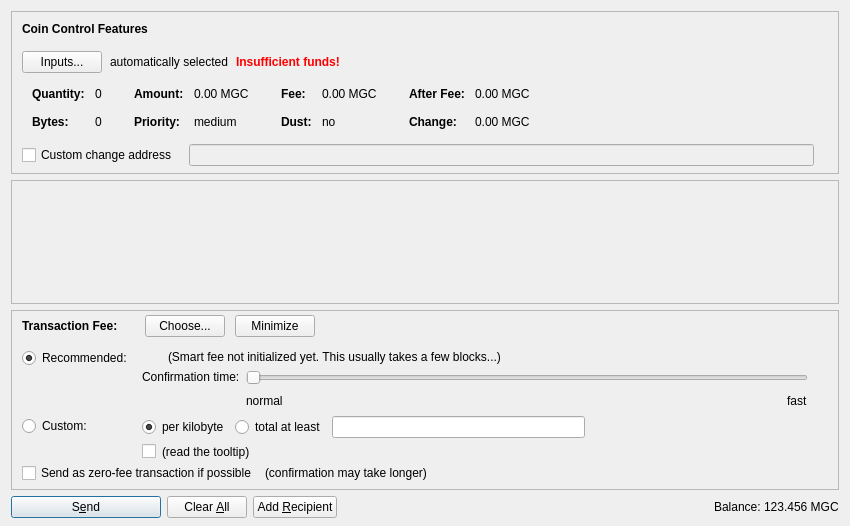
The window that src/qt/forms/sendcoinsdialog.ui (MassGrid/MassGrid) describes before a commit, drawn with Qt 5.
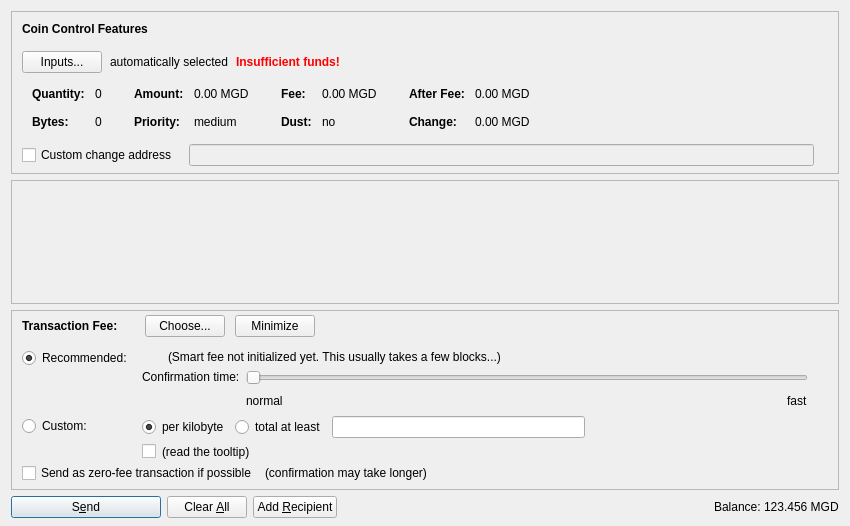
The same window after the commit. Icons and pictures are not drawn. Custom widgets are drawn as their Qt base class.

What changed in the file:
```diff
--- a/src/qt/forms/sendcoinsdialog.ui
+++ b/src/qt/forms/sendcoinsdialog.ui
@@ -324,7 +324,7 @@
                   <enum>Qt::ActionsContextMenu</enum>
                  </property>
                  <property name="text">
-                  <string notr="true">0.00 MGC</string>
+                  <string notr="true">0.00 MGD</string>
                  </property>
                  <property name="textInteractionFlags">
                   <set>Qt::LinksAccessibleByMouse|Qt::TextSelectableByKeyboard|Qt::TextSelectableByMouse</set>
@@ -404,7 +404,7 @@
                   <enum>Qt::ActionsContextMenu</enum>
                  </property>
                  <property name="text">
-                  <string notr="true">0.00 MGC</string>
+                  <string notr="true">0.00 MGD</string>
                  </property>
                  <property name="textInteractionFlags">
                   <set>Qt::LinksAccessibleByMouse|Qt::TextSelectableByKeyboard|Qt::TextSelectableByMouse</set>
@@ -484,7 +484,7 @@
                   <enum>Qt::ActionsContextMenu</enum>
                  </property>
                  <property name="text">
-                  <string notr="true">0.00 MGC</string>
+                  <string notr="true">0.00 MGD</string>
                  </property>
                  <property name="textInteractionFlags">
                   <set>Qt::LinksAccessibleByMouse|Qt::TextSelectableByKeyboard|Qt::TextSelectableByMouse</set>
@@ -513,7 +513,7 @@
                   <enum>Qt::ActionsContextMenu</enum>
                  </property>
                  <property name="text">
-                  <string notr="true">0.00 MGC</string>
+                  <string notr="true">0.00 MGD</string>
                  </property>
                  <property name="textInteractionFlags">
                   <set>Qt::LinksAccessibleByMouse|Qt::TextSelectableByKeyboard|Qt::TextSelectableByMouse</set>
@@ -1352,7 +1352,7 @@
           <cursorShape>IBeamCursor</cursorShape>
          </property>
          <property name="text">
-          <string notr="true">123.456 MGC</string>
+          <string notr="true">123.456 MGD</string>
          </property>
          <property name="textInteractionFlags">
           <set>Qt::LinksAccessibleByMouse|Qt::TextSelectableByKeyboard|Qt::TextSelectableByMouse</set>
```
